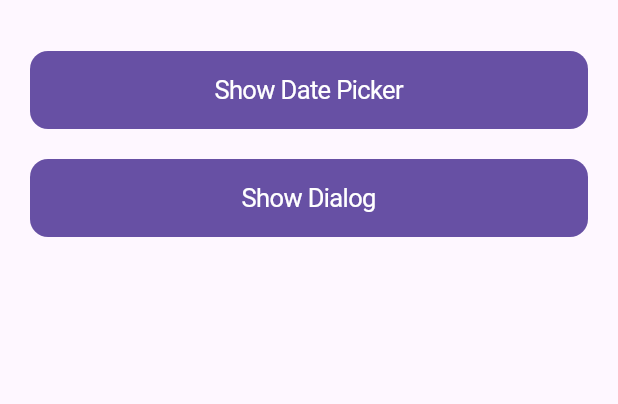
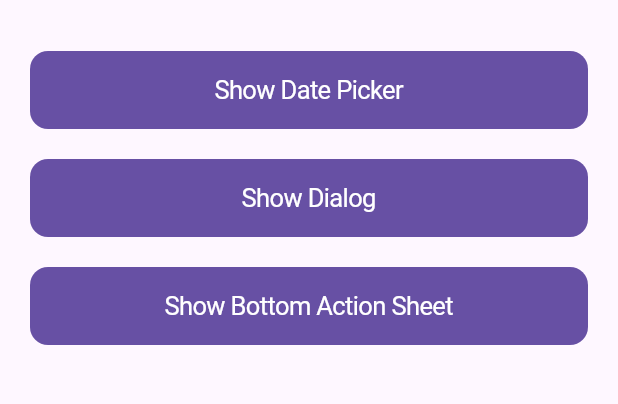
Before and after one commit to karseng9898/flutter_adaptive_widgets, a Flutter app: the screen it shows after launch, on a phone screen of 412 x 824 dp, the part 63-467 px from its top. Run offline on Flutter 3.47's test engine with Material 3 defaults, Android fonts, the phone set to English and light mode, and no system bars.

Commit message:
chore: udpate example

```diff
--- a/example/lib/main.dart
+++ b/example/lib/main.dart
@@ -1,4 +1,5 @@
 import 'package:adaptive_widgets_flutter/adaptive_widgets.dart';
+import 'package:adaptive_widgets_flutter/bottom_action_sheet/adaptive_bottom_action_sheet.dart';
 import 'package:adaptive_widgets_flutter/dialog/adaptive_dialog.dart';
 import 'package:flutter/cupertino.dart';
 import 'package:flutter/material.dart';
@@ -70,6 +71,32 @@ class Home extends StatelessWidget {
                 child: const Text('Show Dialog'),
               ),
             ),
+          ),
+          const SliverPadding(padding: EdgeInsets.only(top: 20)),
+          SliverToBoxAdapter(
+            child: Padding(
+              padding: const EdgeInsets.symmetric(horizontal: 20),
+              child: CupertinoButton.filled(
+                onPressed: () async {
+                  final actionButtons = [
+                    AdaptiveBottomSheetButtonBuilder(
+                      text: 'Action 1',
+                      onPressed: (context) => Navigator.of(context).pop('action 1'),
+                    ),
+                    AdaptiveBottomSheetButtonBuilder(text: 'Action 2'),
+                    AdaptiveBottomSheetButtonBuilder(text: 'Cancel', isCancelAction: true),
+                    AdaptiveBottomSheetButtonBuilder(text: 'Action 3'),
+                  ];
+
+                  final result = await AdaptiveBottomActionSheet(Theme.of(context).platform).show(
+                    context,
+                    actionButtons: actionButtons,
+                  );
+                  debugPrint(result);
+                },
+                child: const Text('Show Bottom Action Sheet'),
+              ),
+            ),
           )
         ],
       ),
--- a/example/pubspec.yaml
+++ b/example/pubspec.yaml
@@ -11,7 +11,7 @@ dependencies:
   flutter:
     sdk: flutter
 
-  adaptive_widgets_flutter: ^0.0.2
+  adaptive_widgets_flutter: ^0.0.4
 
 dev_dependencies:
   flutter_test:
--- a/pubspec.yaml
+++ b/pubspec.yaml
@@ -1,6 +1,6 @@
 name: adaptive_widgets_flutter
 description: "A Flutter package for supporting adaptive widgets for iOS and Android platform."
-version: 0.0.4
+version: 0.0.5
 homepage: https://github.com/karseng9898/flutter_adaptive_widgets.git
 
 environment:
```
Also changed, not shown: example/pubspec.lock, 1 other file.
